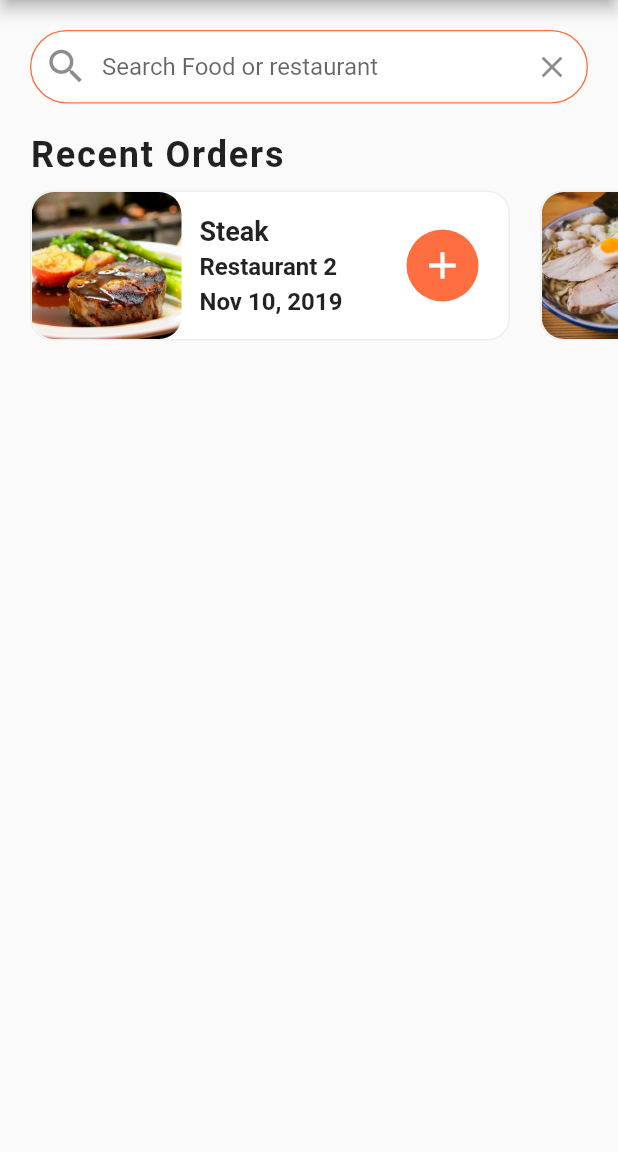
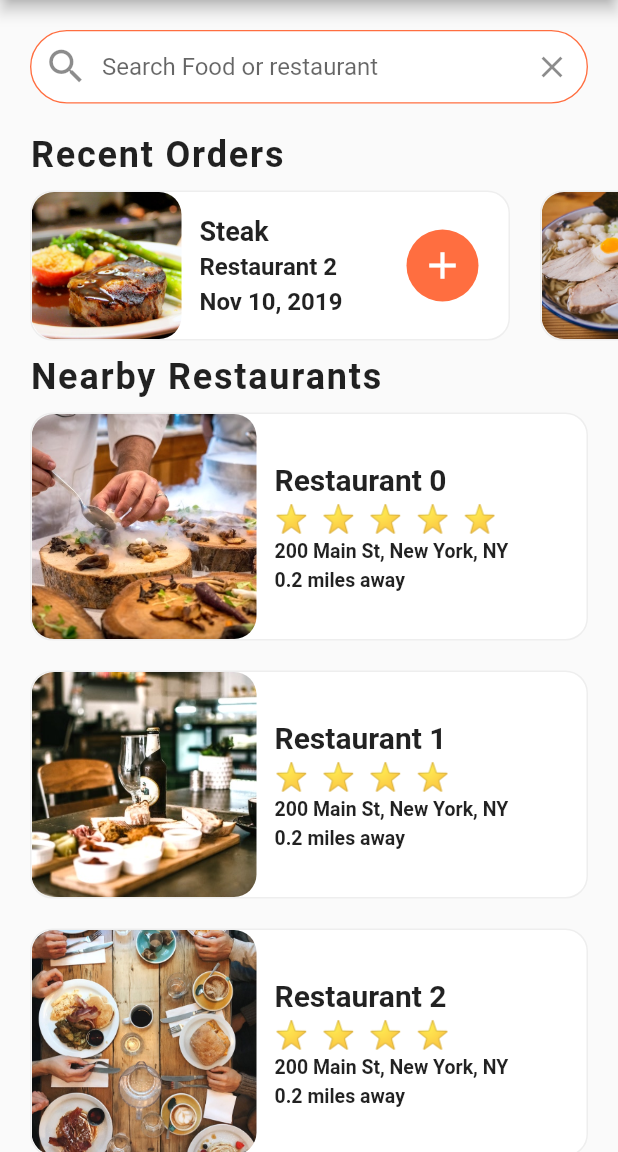
Before and after one commit to giovapanasiti/food_delivery_app, a Flutter app: the screen it shows after launch, on a phone screen of 412 x 824 dp, the part 84-1236 px from its top. Run offline on Flutter 3.47's test engine with Material 2 defaults, Android fonts, the phone set to English and light mode, and no system bars.

Commit message:
⭐ add restaurants list

```diff
--- a/lib/screens/home_screen.dart
+++ b/lib/screens/home_screen.dart
@@ -1,4 +1,5 @@
 import 'package:flutter/material.dart';
+import 'package:flutter_food_delivery_ui/widgets/nearby_restaurants.dart';
 import 'package:flutter_food_delivery_ui/widgets/recent_orders.dart';
 import 'package:flutter_food_delivery_ui/widgets/search_bar.dart';
 import 'package:flutter_food_delivery_ui/data/data.dart';
@@ -32,7 +33,8 @@ class _HomeScreenState extends State<HomeScreen> {
       body: ListView(
         children: <Widget>[
           SearchBar(),
-          RecentOrders()
+          RecentOrders(),
+          NearbyRestaurants()
         ],
       ),
     );
--- /dev/null
+++ b/lib/widgets/nearby_restaurants.dart
@@ -0,0 +1,101 @@
+import 'package:flutter/material.dart';
+
+import '../data/data.dart';
+import '../data/data.dart';
+import '../data/data.dart';
+import '../data/data.dart';
+import '../data/data.dart';
+import '../models/restaurant.dart';
+import 'rating_stars.dart';
+
+class NearbyRestaurants extends StatelessWidget {
+  _buildRestaurants() {
+    List<Widget> restaurantList = [];
+    restaurants.forEach((Restaurant restaurant) {
+      restaurantList.add(
+        Container(
+          decoration: BoxDecoration(
+              borderRadius: BorderRadius.circular(15.0),
+              color: Colors.white,
+              border: Border.all(width: 1.0, color: Colors.grey[200])),
+          margin: EdgeInsets.symmetric(horizontal: 20.0, vertical: 10.0),
+          child: Row(
+            children: <Widget>[
+              ClipRRect(
+                borderRadius: BorderRadius.circular(15.0),
+                child: Image(
+                    width: 150.0,
+                    height: 150.0,
+                    fit: BoxFit.cover,
+                    image: AssetImage(restaurant.imageUrl)),
+              ),
+              Container(
+                margin: EdgeInsets.all(12.0),
+                child: Column(
+                  mainAxisAlignment: MainAxisAlignment.center,
+                  crossAxisAlignment: CrossAxisAlignment.start,
+                  children: <Widget>[
+                    Text(
+                      restaurant.name,
+                      style: TextStyle(
+                          fontSize: 20.0, fontWeight: FontWeight.bold),
+                      overflow: TextOverflow.ellipsis,
+                    ),
+                    SizedBox(
+                      height: 4.0,
+                    ),
+                    RatingStars(restaurant.rating),
+                    SizedBox(
+                      height: 4.0,
+                    ),
+                    Text(
+                      restaurant.address,
+                      style: TextStyle(
+                          fontSize: 13.0, fontWeight: FontWeight.w600),
+                      overflow: TextOverflow.ellipsis,
+                    ),
+                    SizedBox(
+                      height: 4.0,
+                    ),
+                    Text(
+                      '0.2 miles away',
+                      style: TextStyle(
+                          fontSize: 13.0, fontWeight: FontWeight.w600),
+                      overflow: TextOverflow.ellipsis,
+                    )
+                  ],
+                ),
+              )
+            ],
+          ),
+        ),
+      );
+    });
+    return Column(
+      children: restaurantList,
+    );
+  }
+
+  @override
+  Widget build(BuildContext context) {
+    return Column(
+      crossAxisAlignment: CrossAxisAlignment.start,
+      children: <Widget>[
+        Padding(
+          padding: EdgeInsets.symmetric(horizontal: 20.0),
+          child: Text(
+            'Nearby Restaurants',
+            style: TextStyle(
+                fontWeight: FontWeight.w600,
+                fontSize: 24.0,
+                letterSpacing: 1.2),
+          ),
+        ),
+        _buildRestaurants()
+      ],
+    );
+  }
+}
+
+class RatingStart {
+}
--- /dev/null
+++ b/lib/widgets/rating_stars.dart
@@ -0,0 +1,18 @@
+import 'package:flutter/material.dart';
+
+class RatingStars extends StatelessWidget {
+
+  final int rating;
+
+  RatingStars(this.rating);
+
+  @override
+  Widget build(BuildContext context) {
+    String stars = '';
+    for (int i = 0; i< rating; i++) {
+      stars += '⭐  ';
+    }
+    stars.trim();
+    return Text(stars, style: TextStyle(fontSize: 18.0),);
+  }
+}
```
